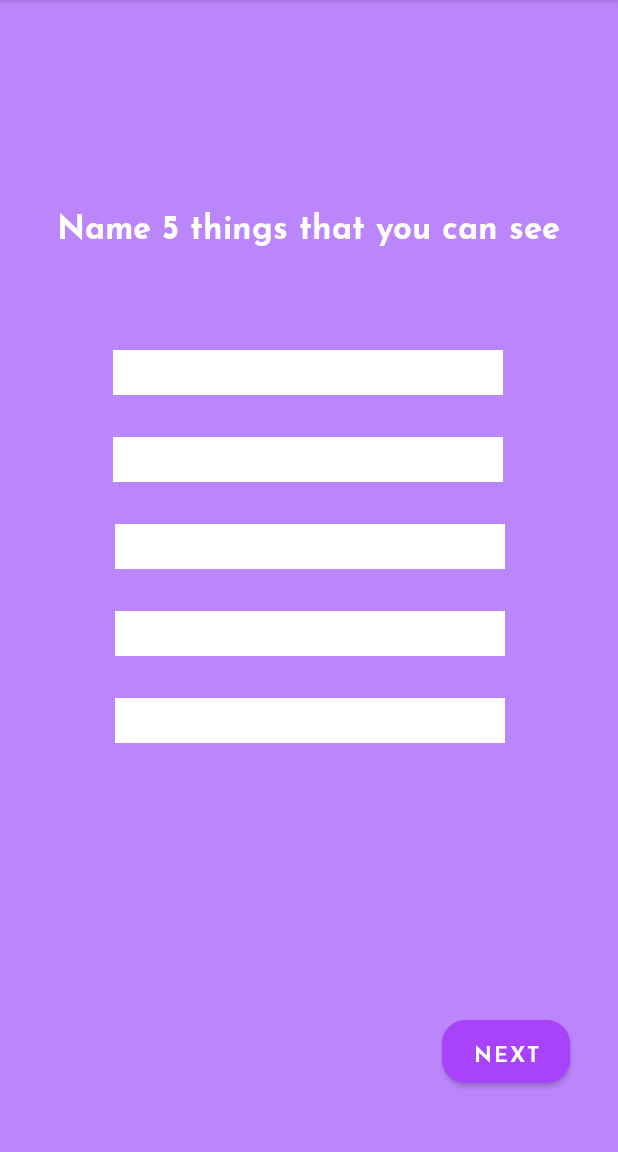
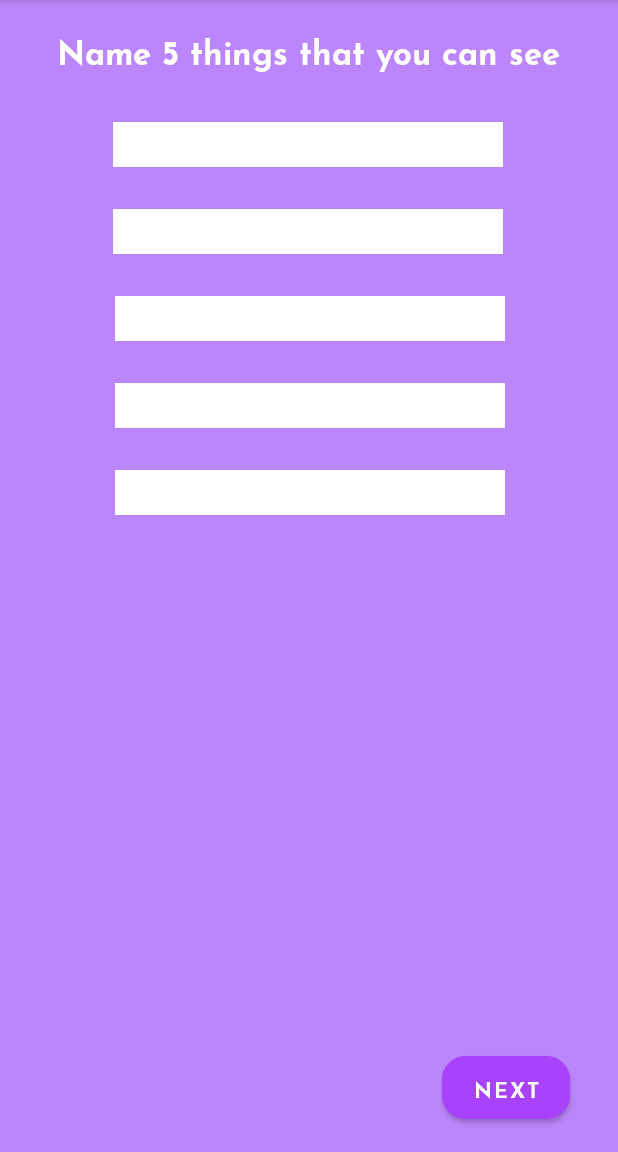
Before and after one commit to acoprescu/TeraaProject, an Android app: the TechniqueActivity screen opened directly, with no data from a screen before it, on a phone screen of 412 x 824 dp, the part 84-1236 px from its top. Run offline under Robolectric (Android 15) with nearby library versions, the phone set to English and light mode, and no system bars.

Commit message:
Fix: Overlapping views in Technique screen

```diff
--- a/app/src/main/res/layout/activity_technique.xml
+++ b/app/src/main/res/layout/activity_technique.xml
@@ -11,7 +11,7 @@
         android:id="@+id/title"
         android:layout_width="wrap_content"
         android:layout_height="wrap_content"
-        android:layout_marginTop="132dp"
+        android:layout_marginTop="16dp"
         android:text="Name 5 things ..."
         android:textColor="@color/white"
         android:textSize="22sp"
@@ -24,7 +24,7 @@
         android:id="@+id/editText1"
         android:layout_width="260dp"
         android:layout_height="30dp"
-        android:layout_marginTop="68dp"
+        android:layout_marginTop="32dp"
         android:background="@color/white"
         android:ems="10"
         android:inputType="textPersonName"
@@ -92,7 +92,7 @@
         android:layout_width="85dp"
         android:layout_height="54dp"
         android:layout_marginEnd="32dp"
-        android:layout_marginBottom="40dp"
+        android:layout_marginBottom="16dp"
         android:backgroundTint="@color/buttoncolor"
         android:text="Next"
         app:cornerRadius="16dp"
```
